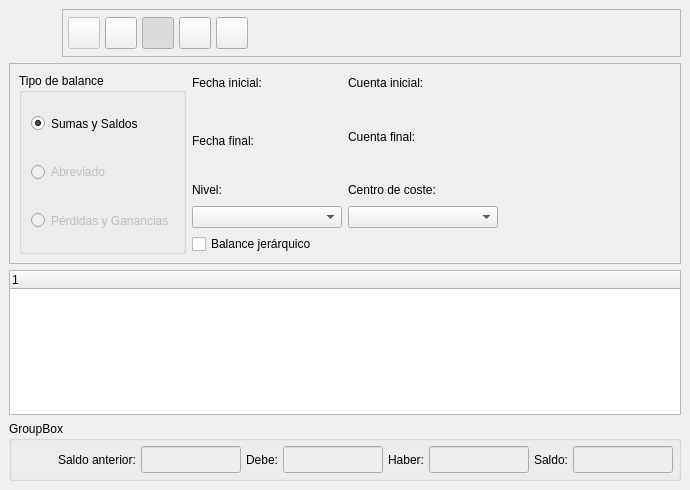
Before: the Qt Designer form bulmages/bulmacont/src/balancebase.ui in eboladev/Bulmages-1, drawn with Qt 5.
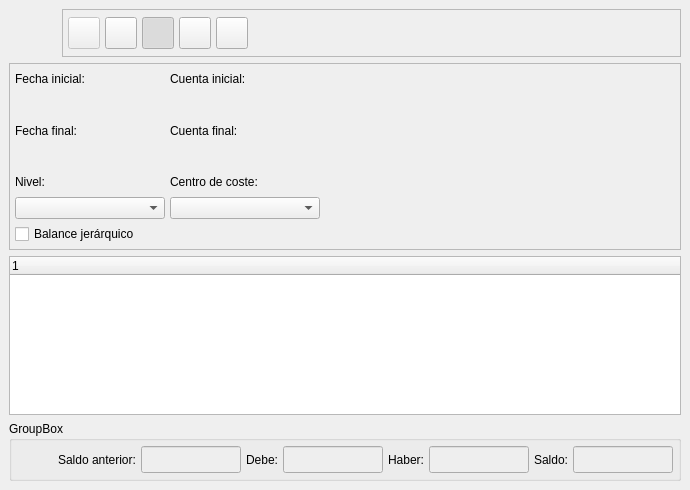
After: the same form once the commit is applied. Icons and pictures are not drawn. Custom widgets are drawn as their Qt base class.

Patch:
```diff
--- a/bulmages/bulmacont/src/balancebase.ui
+++ b/bulmages/bulmacont/src/balancebase.ui
@@ -11,9 +11,7 @@
    </rect>
   </property>
   <property name="sizePolicy" >
-   <sizepolicy>
-    <hsizetype>7</hsizetype>
-    <vsizetype>7</vsizetype>
+   <sizepolicy vsizetype="Expanding" hsizetype="Expanding" >
     <horstretch>0</horstretch>
     <verstretch>0</verstretch>
    </sizepolicy>
@@ -340,216 +338,28 @@
       <enum>QFrame::Raised</enum>
      </property>
      <layout class="QGridLayout" >
-      <property name="margin" >
-       <number>9</number>
+      <property name="leftMargin" >
+       <number>5</number>
       </property>
-      <property name="spacing" >
-       <number>6</number>
+      <property name="topMargin" >
+       <number>5</number>
       </property>
-      <item row="6" column="2" >
-       <widget class="BusquedaCCoste" name="mui_combocoste" >
-        <property name="minimumSize" >
-         <size>
-          <width>150</width>
-          <height>0</height>
-         </size>
-        </property>
-       </widget>
-      </item>
-      <item row="6" column="3" >
-       <spacer>
-        <property name="orientation" >
-         <enum>Qt::Horizontal</enum>
-        </property>
-        <property name="sizeHint" >
-         <size>
-          <width>261</width>
-          <height>20</height>
-         </size>
-        </property>
-       </spacer>
-      </item>
-      <item row="5" column="3" >
-       <spacer>
-        <property name="orientation" >
-         <enum>Qt::Horizontal</enum>
-        </property>
-        <property name="sizeHint" >
-         <size>
-          <width>241</width>
-          <height>20</height>
-         </size>
-        </property>
-       </spacer>
-      </item>
-      <item row="5" column="2" >
-       <widget class="QLabel" name="textLabel1" >
-        <property name="text" >
-         <string>Centro de coste:</string>
-        </property>
-        <property name="alignment" >
-         <set>Qt::AlignLeading|Qt::AlignLeft|Qt::AlignVCenter</set>
-        </property>
-       </widget>
-      </item>
-      <item row="0" column="3" >
-       <spacer>
-        <property name="orientation" >
-         <enum>Qt::Horizontal</enum>
-        </property>
-        <property name="sizeHint" >
-         <size>
-          <width>241</width>
-          <height>20</height>
-         </size>
-        </property>
-       </spacer>
-      </item>
-      <item row="5" column="1" >
-       <widget class="QLabel" name="textLabel1_2" >
-        <property name="text" >
-         <string>Nivel:</string>
-        </property>
-        <property name="alignment" >
-         <set>Qt::AlignLeading|Qt::AlignLeft|Qt::AlignVCenter</set>
-        </property>
-       </widget>
-      </item>
-      <item row="6" column="1" >
-       <widget class="QComboBox" name="combonivel" >
-        <property name="minimumSize" >
-         <size>
-          <width>150</width>
-          <height>0</height>
-         </size>
-        </property>
-       </widget>
-      </item>
-      <item row="3" column="1" >
-       <widget class="QLabel" name="TextLabel1_2_2_2" >
-        <property name="text" >
-         <string>Fecha final:</string>
-        </property>
-       </widget>
-      </item>
-      <item row="4" column="1" >
-       <widget class="BusquedaFecha" native="1" name="m_fechafinal1" >
-        <property name="sizePolicy" >
-         <sizepolicy>
-          <hsizetype>0</hsizetype>
-          <vsizetype>0</vsizetype>
-          <horstretch>0</horstretch>
-          <verstretch>0</verstretch>
-         </sizepolicy>
-        </property>
-        <property name="minimumSize" >
-         <size>
-          <width>100</width>
-          <height>20</height>
-         </size>
-        </property>
-       </widget>
-      </item>
-      <item row="7" column="1" >
-       <widget class="QCheckBox" name="checksuperiores" >
-        <property name="text" >
-         <string>Balance jerárquico</string>
-        </property>
-       </widget>
-      </item>
-      <item rowspan="8" row="0" column="0" >
-       <widget class="QGroupBox" name="groupBox" >
-        <property name="title" >
-         <string>Tipo de balance</string>
-        </property>
-        <layout class="QGridLayout" >
-         <property name="margin" >
-          <number>9</number>
-         </property>
-         <property name="spacing" >
-          <number>6</number>
-         </property>
-         <item row="2" column="0" >
-          <widget class="QRadioButton" name="resultadosButton" >
-           <property name="enabled" >
-            <bool>false</bool>
-           </property>
-           <property name="sizePolicy" >
-            <sizepolicy>
-             <hsizetype>1</hsizetype>
-             <vsizetype>5</vsizetype>
-             <horstretch>0</horstretch>
-             <verstretch>0</verstretch>
-            </sizepolicy>
-           </property>
-           <property name="text" >
-            <string>Pérdidas y Ganancias</string>
-           </property>
-          </widget>
-         </item>
-         <item row="1" column="0" >
-          <widget class="QRadioButton" name="abreviadoButton" >
-           <property name="enabled" >
-            <bool>false</bool>
-           </property>
-           <property name="sizePolicy" >
-            <sizepolicy>
-             <hsizetype>1</hsizetype>
-             <vsizetype>5</vsizetype>
-             <horstretch>0</horstretch>
-             <verstretch>0</verstretch>
-            </sizepolicy>
-           </property>
-           <property name="text" >
-            <string>Abreviado</string>
-           </property>
-          </widget>
-         </item>
-         <item row="0" column="0" >
-          <widget class="QRadioButton" name="sumasysaldosButton" >
-           <property name="sizePolicy" >
-            <sizepolicy>
-             <hsizetype>1</hsizetype>
-             <vsizetype>5</vsizetype>
-             <horstretch>0</horstretch>
-             <verstretch>0</verstretch>
-            </sizepolicy>
-           </property>
-           <property name="text" >
-            <string>Sumas y Saldos</string>
-           </property>
-           <property name="checked" >
-            <bool>true</bool>
-           </property>
-          </widget>
-         </item>
-        </layout>
-       </widget>
-      </item>
-      <item rowspan="2" row="1" column="1" >
-       <widget class="BusquedaFecha" native="1" name="m_fechainicial1" >
-        <property name="sizePolicy" >
-         <sizepolicy>
-          <hsizetype>0</hsizetype>
-          <vsizetype>0</vsizetype>
-          <horstretch>0</horstretch>
-          <verstretch>0</verstretch>
-         </sizepolicy>
-        </property>
-        <property name="minimumSize" >
-         <size>
-          <width>100</width>
-          <height>20</height>
-         </size>
-        </property>
-       </widget>
-      </item>
-      <item row="0" column="1" >
+      <property name="rightMargin" >
+       <number>5</number>
+      </property>
+      <property name="bottomMargin" >
+       <number>5</number>
+      </property>
+      <property name="horizontalSpacing" >
+       <number>5</number>
+      </property>
+      <property name="verticalSpacing" >
+       <number>5</number>
+      </property>
+      <item row="0" column="0" >
        <widget class="QLabel" name="TextLabel1_2_2" >
         <property name="sizePolicy" >
-         <sizepolicy>
-          <hsizetype>5</hsizetype>
-          <vsizetype>5</vsizetype>
+         <sizepolicy vsizetype="Preferred" hsizetype="Preferred" >
           <horstretch>0</horstretch>
           <verstretch>0</verstretch>
          </sizepolicy>
@@ -559,14 +369,43 @@
         </property>
        </widget>
       </item>
-      <item row="0" column="2" >
+      <item row="0" column="1" >
        <widget class="QLabel" name="TextLabel1_3" >
         <property name="text" >
          <string>Cuenta inicial:</string>
         </property>
        </widget>
       </item>
-      <item row="1" column="2" colspan="2" >
+      <item row="0" column="2" >
+       <spacer>
+        <property name="orientation" >
+         <enum>Qt::Horizontal</enum>
+        </property>
+        <property name="sizeHint" >
+         <size>
+          <width>241</width>
+          <height>20</height>
+         </size>
+        </property>
+       </spacer>
+      </item>
+      <item row="1" column="0" >
+       <widget class="BusquedaFecha" native="1" name="m_fechainicial1" >
+        <property name="sizePolicy" >
+         <sizepolicy vsizetype="Fixed" hsizetype="Fixed" >
+          <horstretch>0</horstretch>
+          <verstretch>0</verstretch>
+         </sizepolicy>
+        </property>
+        <property name="minimumSize" >
+         <size>
+          <width>100</width>
+          <height>20</height>
+         </size>
+        </property>
+       </widget>
+      </item>
+      <item row="1" column="1" colspan="2" >
        <widget class="BusquedaCuenta" native="1" name="m_codigoinicial" >
         <property name="minimumSize" >
          <size>
@@ -576,32 +415,53 @@
         </property>
        </widget>
       </item>
-      <item rowspan="2" row="2" column="3" >
-       <spacer>
-        <property name="orientation" >
-         <enum>Qt::Horizontal</enum>
+      <item row="2" column="0" >
+       <widget class="QLabel" name="TextLabel1_2_2_2" >
+        <property name="text" >
+         <string>Fecha final:</string>
         </property>
-        <property name="sizeHint" >
-         <size>
-          <width>241</width>
-          <height>23</height>
-         </size>
-        </property>
-       </spacer>
+       </widget>
       </item>
-      <item rowspan="2" row="2" column="2" >
+      <item row="2" column="1" >
        <widget class="QLabel" name="TextLabel1_3_2" >
         <property name="text" >
          <string>Cuenta final:</string>
         </property>
        </widget>
       </item>
-      <item row="4" column="2" colspan="2" >
+      <item row="2" column="2" >
+       <spacer>
+        <property name="orientation" >
+         <enum>Qt::Horizontal</enum>
+        </property>
+        <property name="sizeHint" >
+         <size>
+          <width>241</width>
+          <height>23</height>
+         </size>
+        </property>
+       </spacer>
+      </item>
+      <item row="3" column="0" >
+       <widget class="BusquedaFecha" native="1" name="m_fechafinal1" >
+        <property name="sizePolicy" >
+         <sizepolicy vsizetype="Fixed" hsizetype="Fixed" >
+          <horstretch>0</horstretch>
+          <verstretch>0</verstretch>
+         </sizepolicy>
+        </property>
+        <property name="minimumSize" >
+         <size>
+          <width>100</width>
+          <height>20</height>
+         </size>
+        </property>
+       </widget>
+      </item>
+      <item row="3" column="1" >
        <widget class="BusquedaCuenta" native="1" name="m_codigofinal" >
         <property name="sizePolicy" >
-         <sizepolicy>
-          <hsizetype>0</hsizetype>
-          <vsizetype>0</vsizetype>
+         <sizepolicy vsizetype="Fixed" hsizetype="Fixed" >
           <horstretch>0</horstretch>
           <verstretch>0</verstretch>
          </sizepolicy>
@@ -614,11 +474,90 @@
         </property>
        </widget>
       </item>
+      <item row="4" column="0" >
+       <widget class="QLabel" name="textLabel1_2" >
+        <property name="text" >
+         <string>Nivel:</string>
+        </property>
+        <property name="alignment" >
+         <set>Qt::AlignLeading|Qt::AlignLeft|Qt::AlignVCenter</set>
+        </property>
+       </widget>
+      </item>
+      <item row="4" column="1" >
+       <widget class="QLabel" name="textLabel1" >
+        <property name="text" >
+         <string>Centro de coste:</string>
+        </property>
+        <property name="alignment" >
+         <set>Qt::AlignLeading|Qt::AlignLeft|Qt::AlignVCenter</set>
+        </property>
+       </widget>
+      </item>
+      <item row="4" column="2" >
+       <spacer>
+        <property name="orientation" >
+         <enum>Qt::Horizontal</enum>
+        </property>
+        <property name="sizeHint" >
+         <size>
+          <width>241</width>
+          <height>20</height>
+         </size>
+        </property>
+       </spacer>
+      </item>
+      <item row="5" column="0" >
+       <widget class="QComboBox" name="combonivel" >
+        <property name="minimumSize" >
+         <size>
+          <width>150</width>
+          <height>0</height>
+         </size>
+        </property>
+       </widget>
+      </item>
+      <item row="5" column="1" >
+       <widget class="BusquedaCCoste" name="mui_combocoste" >
+        <property name="minimumSize" >
+         <size>
+          <width>150</width>
+          <height>0</height>
+         </size>
+        </property>
+       </widget>
+      </item>
+      <item row="5" column="2" >
+       <spacer>
+        <property name="orientation" >
+         <enum>Qt::Horizontal</enum>
+        </property>
+        <property name="sizeHint" >
+         <size>
+          <width>261</width>
+          <height>20</height>
+         </size>
+        </property>
+       </spacer>
+      </item>
+      <item row="6" column="0" >
+       <widget class="QCheckBox" name="checksuperiores" >
+        <property name="text" >
+         <string>Balance jerárquico</string>
+        </property>
+       </widget>
+      </item>
      </layout>
     </widget>
    </item>
    <item>
-    <widget class="QTreeWidget" name="mui_list" />
+    <widget class="QTreeWidget" name="mui_list" >
+     <column>
+      <property name="text" >
+       <string>1</string>
+      </property>
+     </column>
+    </widget>
    </item>
    <item>
     <widget class="QGroupBox" name="groupBox_2" >
```
Left out of the diff: 89 changed lines with no effect on the pictures.
